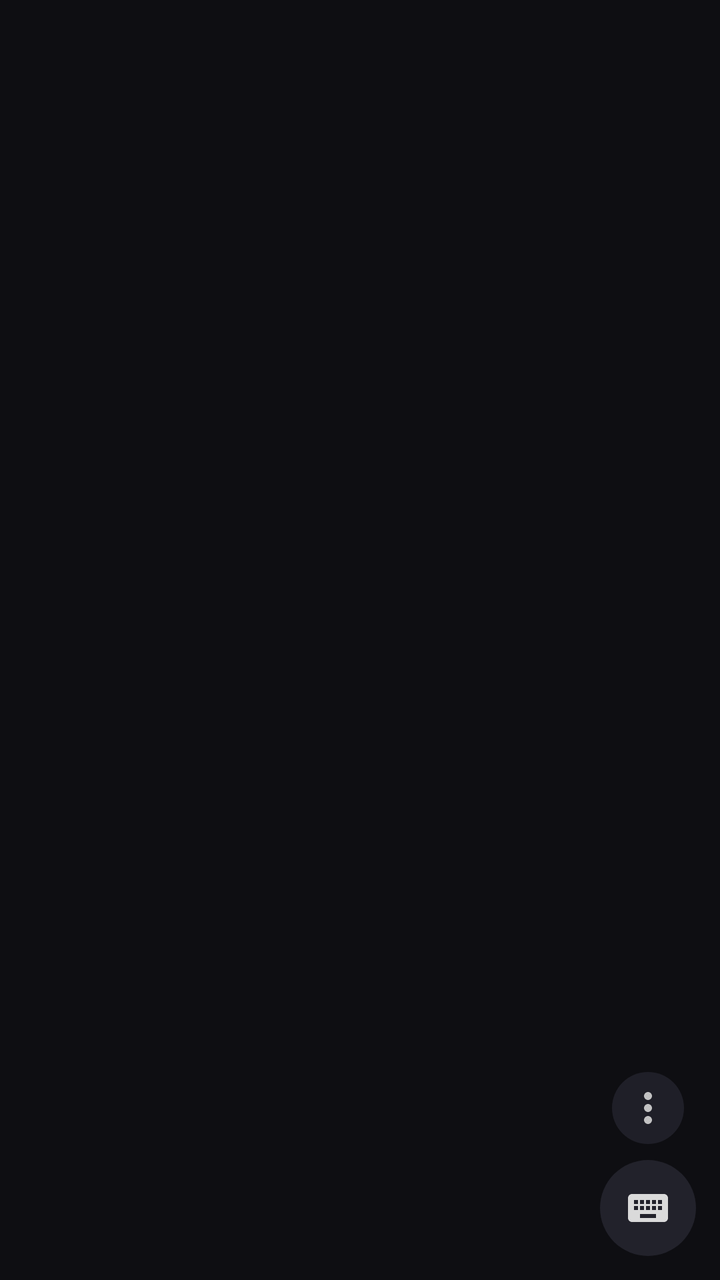
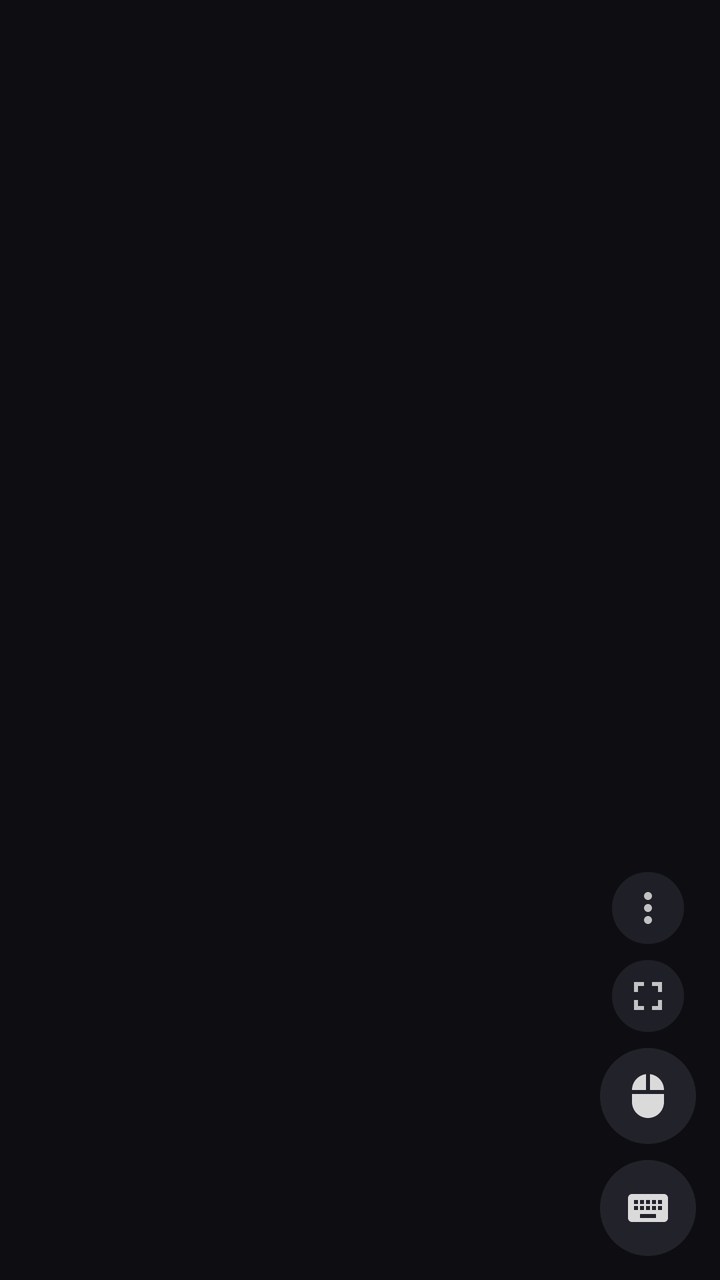

Screens rendered from an Android XML layout before and after an edit, with the pre-edit source and the edit as a unified diff.
<!-- AndroidManifest.xml: application theme Theme.Hyperbeam -->
<!-- res/layout/activity_main.xml -->
<?xml version="1.0" encoding="utf-8"?>
<FrameLayout xmlns:android="http://schemas.android.com/apk/res/android"
    android:id="@+id/root"
    android:layout_width="match_parent"
    android:layout_height="match_parent"
    android:background="@color/hb_bg">

    <LinearLayout
        android:layout_width="match_parent"
        android:layout_height="match_parent"
        android:orientation="vertical">

        <FrameLayout
            android:id="@+id/web_container"
            android:layout_width="match_parent"
            android:layout_height="0dp"
            android:layout_weight="1" />

        
        <LinearLayout
            android:id="@+id/keyboard_bar"
            android:layout_width="match_parent"
            android:layout_height="wrap_content"
            android:background="@color/hb_surface"
            android:orientation="vertical"
            android:visibility="gone">

            <LinearLayout
                android:id="@+id/compose_row"
                android:layout_width="match_parent"
                android:layout_height="wrap_content"
                android:gravity="center_vertical"
                android:orientation="horizontal"
                android:paddingStart="8dp"
                android:paddingTop="6dp"
                android:paddingEnd="8dp"
                android:visibility="gone">

                <EditText
                    android:id="@+id/compose_input"
                    android:layout_width="0dp"
                    android:layout_height="wrap_content"
                    android:layout_weight="1"
                    android:background="@drawable/key_bg"
                    android:hint="@string/kb_compose_hint"
                    android:importantForAutofill="no"
                    android:inputType="textMultiLine|textAutoCorrect|textCapSentences"
                    android:maxLines="4"
                    android:minHeight="40dp"
                    android:paddingStart="10dp"
                    android:paddingEnd="10dp"
                    android:textColor="@color/hb_text"
                    android:textColorHint="@color/hb_text_dim"
                    android:textSize="15sp" />

                <Button
                    android:id="@+id/compose_send"
                    style="?android:attr/borderlessButtonStyle"
                    android:layout_width="wrap_content"
                    android:layout_height="wrap_content"
                    android:minWidth="64dp"
                    android:text="@string/kb_send"
                    android:textColor="@color/hb_accent" />
            </LinearLayout>

            <HorizontalScrollView
                android:layout_width="match_parent"
                android:layout_height="wrap_content"
                android:scrollbars="none">

                <LinearLayout
                    android:id="@+id/extra_keys"
                    android:layout_width="wrap_content"
                    android:layout_height="44dp"
                    android:gravity="center_vertical"
                    android:orientation="horizontal"
                    android:paddingStart="4dp"
                    android:paddingEnd="4dp" />
            </HorizontalScrollView>
        </LinearLayout>
    </LinearLayout>


    
    <ScrollView
        android:id="@+id/start_panel"
        android:layout_width="match_parent"
        android:layout_height="match_parent"
        android:background="@color/hb_bg"
        android:fillViewport="true"
        android:visibility="gone">

        <LinearLayout
            android:layout_width="match_parent"
            android:layout_height="wrap_content"
            android:orientation="vertical"
            android:paddingStart="24dp"
            android:paddingTop="48dp"
            android:paddingEnd="24dp"
            android:paddingBottom="24dp">

            <TextView
                android:layout_width="wrap_content"
                android:layout_height="wrap_content"
                android:text="@string/app_name"
                android:textColor="@color/hb_text"
                android:textSize="28sp"
                android:textStyle="bold" />

            <TextView
                android:layout_width="wrap_content"
                android:layout_height="wrap_content"
                android:layout_marginTop="4dp"
                android:text="@string/start_subtitle"
                android:textColor="@color/hb_text_dim"
                android:textSize="15sp" />

            <EditText
                android:id="@+id/room_input"
                android:layout_width="match_parent"
                android:layout_height="wrap_content"
                android:layout_marginTop="28dp"
                android:background="@drawable/key_bg"
                android:hint="@string/start_room_hint"
                android:imeOptions="actionGo"
                android:importantForAutofill="no"
                android:inputType="textUri|textNoSuggestions"
                android:minHeight="52dp"
                android:paddingStart="14dp"
                android:paddingEnd="14dp"
                android:singleLine="true"
                android:textColor="@color/hb_text"
                android:textColorHint="@color/hb_text_dim"
                android:textSize="17sp" />

            <RadioGroup
                android:id="@+id/server_group"
                android:layout_width="match_parent"
                android:layout_height="wrap_content"
                android:layout_marginTop="12dp"
                android:orientation="horizontal">

                <RadioButton
                    android:id="@+id/server_canary"
                    android:layout_width="wrap_content"
                    android:layout_height="wrap_content"
                    android:buttonTint="@color/hb_accent"
                    android:text="@string/start_server_canary"
                    android:textColor="@color/hb_text" />

                <RadioButton
                    android:id="@+id/server_main"
                    android:layout_width="wrap_content"
                    android:layout_height="wrap_content"
                    android:layout_marginStart="16dp"
                    android:buttonTint="@color/hb_accent"
                    android:text="@string/start_server_main"
                    android:textColor="@color/hb_text" />
            </RadioGroup>

            <Button
                android:id="@+id/join_button"
                android:layout_width="match_parent"
                android:layout_height="52dp"
                android:layout_marginTop="16dp"
                android:backgroundTint="@color/hb_accent"
                android:text="@string/start_join"
                android:textColor="#FFFFFF"
                android:textSize="16sp" />

            <TextView
                android:id="@+id/recent_header"
                android:layout_width="wrap_content"
                android:layout_height="wrap_content"
                android:layout_marginTop="32dp"
                android:text="@string/start_recent"
                android:textColor="@color/hb_text_dim"
                android:textSize="13sp"
                android:textStyle="bold" />

            <LinearLayout
                android:id="@+id/recent_list"
                android:layout_width="match_parent"
                android:layout_height="wrap_content"
                android:layout_marginTop="8dp"
                android:orientation="vertical" />

            <TextView
                android:id="@+id/sign_in"
                android:layout_width="wrap_content"
                android:layout_height="wrap_content"
                android:layout_marginTop="32dp"
                android:background="?android:attr/selectableItemBackground"
                android:padding="8dp"
                android:text="@string/start_sign_in"
                android:textColor="@color/hb_accent"
                android:textSize="15sp" />
        </LinearLayout>
    </ScrollView>

    <LinearLayout
        android:id="@+id/fabs"
        android:layout_width="wrap_content"
        android:layout_height="wrap_content"
        android:layout_gravity="bottom|end"
        android:layout_marginEnd="12dp"
        android:layout_marginBottom="12dp"
        android:orientation="vertical">

        <ImageButton
            android:id="@+id/fab_menu"
            android:layout_width="36dp"
            android:layout_height="36dp"
            android:layout_gravity="center_horizontal"
            android:layout_marginBottom="8dp"
            android:alpha="0.75"
            android:background="@drawable/fab_bg"
            android:contentDescription="@string/menu_title"
            android:src="@drawable/ic_more" />

        <ImageButton
            android:id="@+id/fab_keyboard"
            android:layout_width="48dp"
            android:layout_height="48dp"
            android:alpha="0.85"
            android:background="@drawable/fab_bg"
            android:contentDescription="@string/kb_toggle"
            android:src="@drawable/ic_keyboard" />
    </LinearLayout>
</FrameLayout>
<!-- resources referenced by this layout -->
<resources>
  <color name="hb_accent">#7C5CFF</color>
  <color name="hb_bg">#0E0E12</color>
  <color name="hb_surface">#1B1B22</color>
  <color name="hb_text">#ECECF1</color>
  <color name="hb_text_dim">#9A9AA8</color>
  <!-- drawable fab_bg (drawable) -->
  <shape xmlns:android="http://schemas.android.com/apk/res/android" android:shape="oval">
      <solid android:color="#CC2C2C38" />
  </shape>
  <!-- drawable ic_more (drawable) -->
  <vector xmlns:android="http://schemas.android.com/apk/res/android"
      android:width="24dp" android:height="24dp"
      android:viewportWidth="24" android:viewportHeight="24">
      <path android:fillColor="#FFFFFFFF"
          android:pathData="M12,8c1.1,0 2,-0.9 2,-2s-0.9,-2 -2,-2 -2,0.9 -2,2 0.9,2 2,2zM12,10c-1.1,0 -2,0.9 -2,2s0.9,2 2,2 2,-0.9 2,-2 -0.9,-2 -2,-2zM12,16c-1.1,0 -2,0.9 -2,2s0.9,2 2,2 2,-0.9 2,-2 -0.9,-2 -2,-2z" />
  </vector>
  <!-- drawable key_bg (drawable) -->
  <selector xmlns:android="http://schemas.android.com/apk/res/android">
      <item android:state_activated="true">
          <shape><solid android:color="@color/hb_accent" /><corners android:radius="6dp" /></shape>
      </item>
      <item android:state_pressed="true">
          <shape><solid android:color="#44445A" /><corners android:radius="6dp" /></shape>
      </item>
      <item>
          <shape><solid android:color="@color/hb_surface_on" /><corners android:radius="6dp" /></shape>
      </item>
  </selector>
  <string name="app_name">Hyperbeam</string>
  <string name="kb_compose_hint">Type, then send to the shared browser</string>
  <string name="kb_send">Send</string>
  <string name="kb_toggle">Type into the shared browser</string>
  <string name="menu_title">Menu</string>
  <string name="start_join">Join room</string>
  <string name="start_recent">RECENT ROOMS</string>
  <string name="start_room_hint">Room name or link</string>
  <string name="start_server_canary">Canary</string>
  <string name="start_server_main">hyperbeam.com</string>
  <string name="start_sign_in">Use an account instead</string>
  <string name="start_subtitle">Join a room. No account needed.</string>
  <style name="Theme.Hyperbeam" parent="Theme.AppCompat.DayNight.NoActionBar">
          <item name="colorPrimary">@color/hb_accent</item>
          <item name="colorAccent">@color/hb_accent</item>
          <item name="android:windowBackground">@color/hb_bg</item>
          <item name="android:statusBarColor">@android:color/transparent</item>
          <item name="android:navigationBarColor">@android:color/transparent</item>
      </style>
  <color name="hb_surface_on">#2C2C38</color>
  <!-- unchanged entries left out for length: 1 -->
</resources>

<!-- the commit's change to res/layout/activity_main.xml (unified diff, before → after) -->
@@ -11,10 +11,22 @@
         android:orientation="vertical">
 
         <FrameLayout
-            android:id="@+id/web_container"
             android:layout_width="match_parent"
             android:layout_height="0dp"
-            android:layout_weight="1" />
+            android:layout_weight="1">
+
+            <FrameLayout
+                android:id="@+id/web_container"
+                android:layout_width="match_parent"
+                android:layout_height="match_parent" />
+
+            
+            <dev.minusgix.hyperbeam.ui.PointerOverlay
+                android:id="@+id/pointer_overlay"
+                android:layout_width="match_parent"
+                android:layout_height="match_parent"
+                android:visibility="gone" />
+        </FrameLayout>
 
         
         <LinearLayout
@@ -219,6 +231,27 @@
             android:src="@drawable/ic_more" />
 
         <ImageButton
+            android:id="@+id/fab_fullscreen"
+            android:layout_width="36dp"
+            android:layout_height="36dp"
+            android:layout_gravity="center_horizontal"
+            android:layout_marginBottom="8dp"
+            android:alpha="0.75"
+            android:background="@drawable/fab_bg"
+            android:contentDescription="@string/fullscreen_toggle"
+            android:src="@drawable/ic_fullscreen" />
+
+        <ImageButton
+            android:id="@+id/fab_mouse"
+            android:layout_width="48dp"
+            android:layout_height="48dp"
+            android:layout_marginBottom="8dp"
+            android:alpha="0.85"
+            android:background="@drawable/fab_bg"
+            android:contentDescription="@string/mouse_toggle"
+            android:src="@drawable/ic_mouse" />
+
+        <ImageButton
             android:id="@+id/fab_keyboard"
             android:layout_width="48dp"
             android:layout_height="48dp"
<!-- resource entries referenced after the edit -->
@@ -6,15 +6,38 @@
   <color name="hb_text">#ECECF1</color>
   <color name="hb_text_dim">#9A9AA8</color>
   <!-- drawable fab_bg (drawable) -->
-  <shape xmlns:android="http://schemas.android.com/apk/res/android" android:shape="oval">
-      <solid android:color="#CC2C2C38" />
-  </shape>
+  <selector xmlns:android="http://schemas.android.com/apk/res/android">
+      <item android:state_activated="true">
+          <shape android:shape="oval">
+              <solid android:color="#E67C5CFF" />
+          </shape>
+      </item>
+      <item>
+          <shape android:shape="oval">
+              <solid android:color="#CC2C2C38" />
+          </shape>
+      </item>
+  </selector>
+  <!-- drawable ic_fullscreen (drawable) -->
+  <vector xmlns:android="http://schemas.android.com/apk/res/android"
+      android:width="24dp" android:height="24dp"
+      android:viewportWidth="24" android:viewportHeight="24">
+      <path android:fillColor="#FFFFFFFF"
+          android:pathData="M7,14L5,14v5h5v-2L7,17v-3zM5,10h2L7,7h3L10,5L5,5v5zM17,17h-3v2h5v-5h-2v3zM14,5v2h3v3h2L19,5h-5z" />
+  </vector>
   <!-- drawable ic_more (drawable) -->
   <vector xmlns:android="http://schemas.android.com/apk/res/android"
       android:width="24dp" android:height="24dp"
       android:viewportWidth="24" android:viewportHeight="24">
       <path android:fillColor="#FFFFFFFF"
           android:pathData="M12,8c1.1,0 2,-0.9 2,-2s-0.9,-2 -2,-2 -2,0.9 -2,2 0.9,2 2,2zM12,10c-1.1,0 -2,0.9 -2,2s0.9,2 2,2 2,-0.9 2,-2 -0.9,-2 -2,-2zM12,16c-1.1,0 -2,0.9 -2,2s0.9,2 2,2 2,-0.9 2,-2 -0.9,-2 -2,-2z" />
+  </vector>
+  <!-- drawable ic_mouse (drawable) -->
+  <vector xmlns:android="http://schemas.android.com/apk/res/android"
+      android:width="24dp" android:height="24dp"
+      android:viewportWidth="24" android:viewportHeight="24">
+      <path android:fillColor="#FFFFFFFF"
+          android:pathData="M13,1.07V9h7c0,-4.08 -3.05,-7.44 -7,-7.93zM4,15c0,4.42 3.58,8 8,8s8,-3.58 8,-8v-4H4v4zM11,1.07C7.05,1.56 4,4.92 4,9h7V1.07z" />
   </vector>
   <!-- drawable key_bg (drawable) -->
   <selector xmlns:android="http://schemas.android.com/apk/res/android">
@@ -29,10 +52,12 @@
       </item>
   </selector>
   <string name="app_name">Hyperbeam</string>
+  <string name="fullscreen_toggle">Fullscreen</string>
   <string name="kb_compose_hint">Type, then send to the shared browser</string>
   <string name="kb_send">Send</string>
   <string name="kb_toggle">Type into the shared browser</string>
   <string name="menu_title">Menu</string>
+  <string name="mouse_toggle">Use your finger as a mouse on the shared screen</string>
   <string name="start_join">Join room</string>
   <string name="start_recent">RECENT ROOMS</string>
   <string name="start_room_hint">Room name or link</string>
